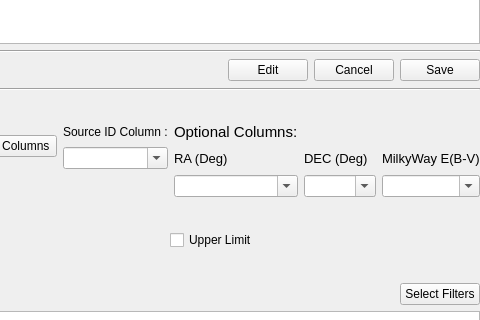
astrorama/Phosphoros, file PhzQtUI/auxdir/PhzQtUI/FormSurveyMapping.ui: the form before one commit; both pictures show x 578 to 1058 and y 262 to 582 of the 1058 by 842 pixel window.
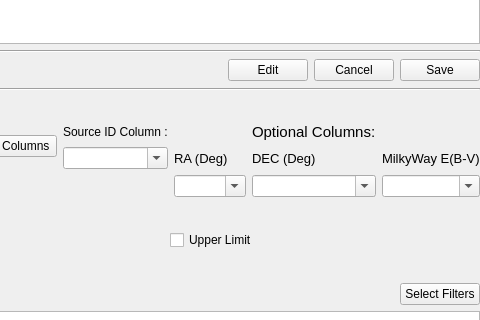
The form after the commit.

The edit to the form file:
```diff
--- a/PhzQtUI/auxdir/PhzQtUI/FormSurveyMapping.ui
+++ b/PhzQtUI/auxdir/PhzQtUI/FormSurveyMapping.ui
@@ -362,18 +362,6 @@
        </property>
       </widget>
      </item>
-     <item row="0" column="2">
-      <widget class="QLabel" name="label_19">
-       <property name="font">
-        <font>
-         <pointsize>11</pointsize>
-        </font>
-       </property>
-       <property name="text">
-        <string>Optional Columns:</string>
-       </property>
-      </widget>
-     </item>
      <item row="1" column="2">
       <widget class="QLabel" name="label_20">
        <property name="font">
@@ -438,6 +426,18 @@
        </property>
       </widget>
      </item>
+     <item row="0" column="3">
+      <widget class="QLabel" name="label_19">
+       <property name="font">
+        <font>
+         <pointsize>11</pointsize>
+        </font>
+       </property>
+       <property name="text">
+        <string>Optional Columns:</string>
+       </property>
+      </widget>
+     </item>
     </layout>
    </item>
    <item>
```
